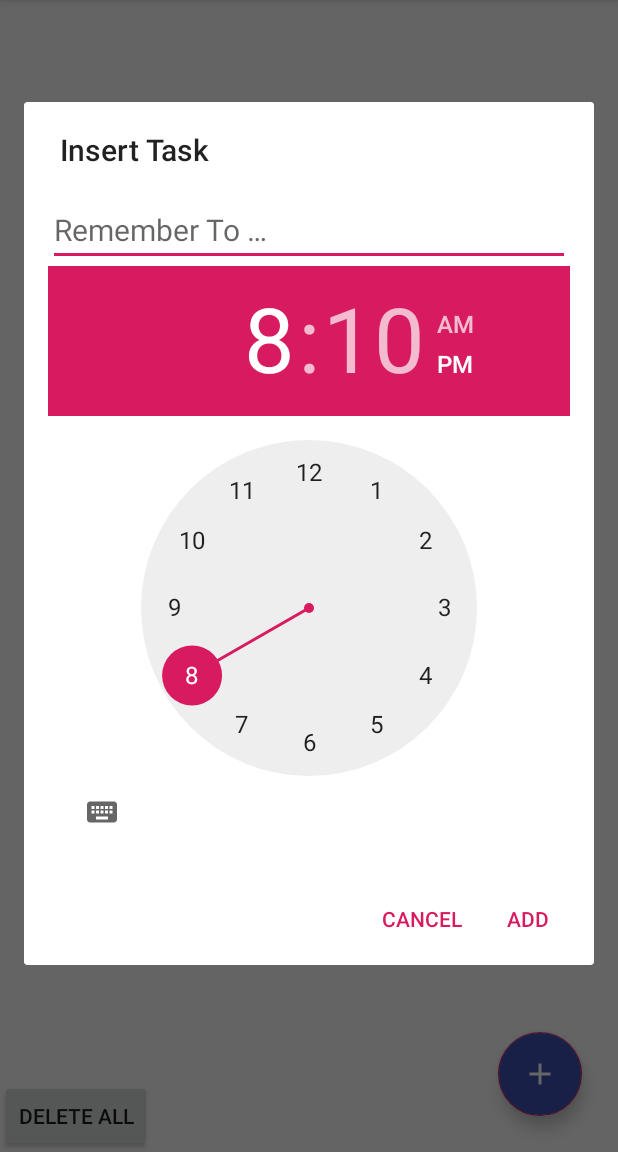
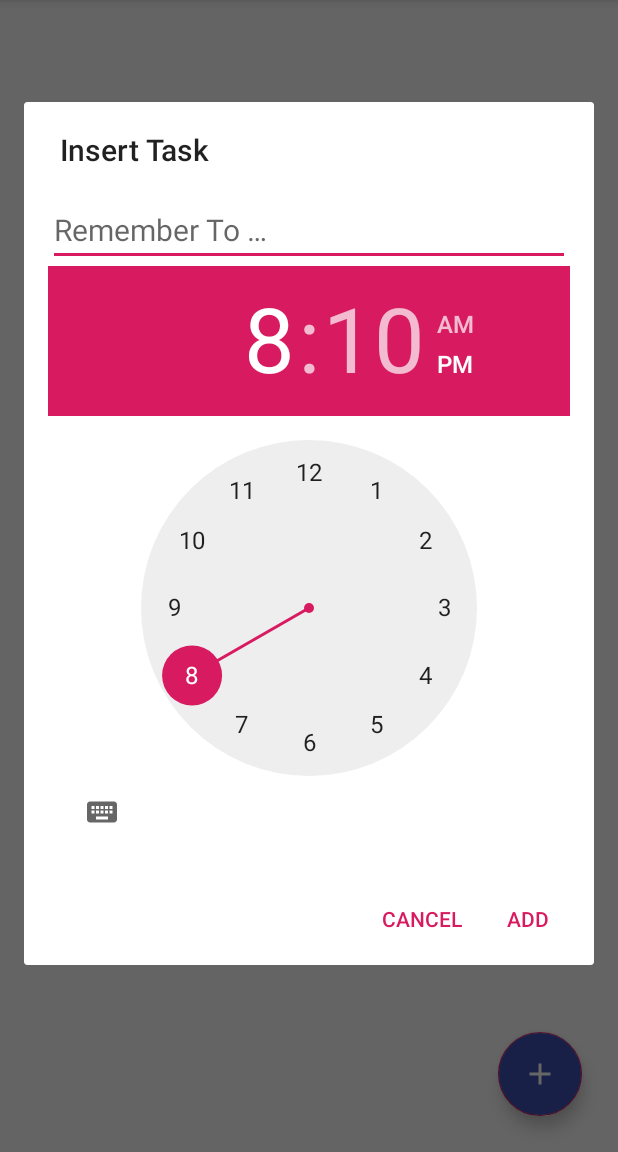
Before and after one commit to mohamedhalim1998/DoNotForget, an Android app: the screen it shows after launch (MainActivity), after a tap on an icon or button, on a phone screen of 412 x 824 dp, the part 84-1236 px from its top. Run offline under Robolectric (Android 15) with nearby library versions, the light colour scheme and no system bars.

Commit message:
Delete debug button

```diff
--- a/app/src/main/java/com/mohamed/halim/essa/donotforget/ui/MainActivity.java
+++ b/app/src/main/java/com/mohamed/halim/essa/donotforget/ui/MainActivity.java
@@ -116,7 +116,5 @@ public class MainActivity extends AppCompatActivity implements InsertDialog.AddT
         mAdapter.swapCursor(null);
     }
 
-    public void DummyDelete(View view) {
-        getContentResolver().delete(TaskContract.TaskEntry.CONTENT_URI, null, null);
-    }
+
 }
--- a/app/src/main/res/layout/activity_main.xml
+++ b/app/src/main/res/layout/activity_main.xml
@@ -24,12 +24,5 @@
         android:layout_width="match_parent"
         android:layout_height="match_parent" />
 
-    <Button
-        android:id="@+id/dummy_delete"
-        android:layout_width="wrap_content"
-        android:layout_height="wrap_content"
-        android:layout_alignParentBottom="true"
-        android:onClick="DummyDelete"
-        android:text="delete all" />
 
 </RelativeLayout>
```
